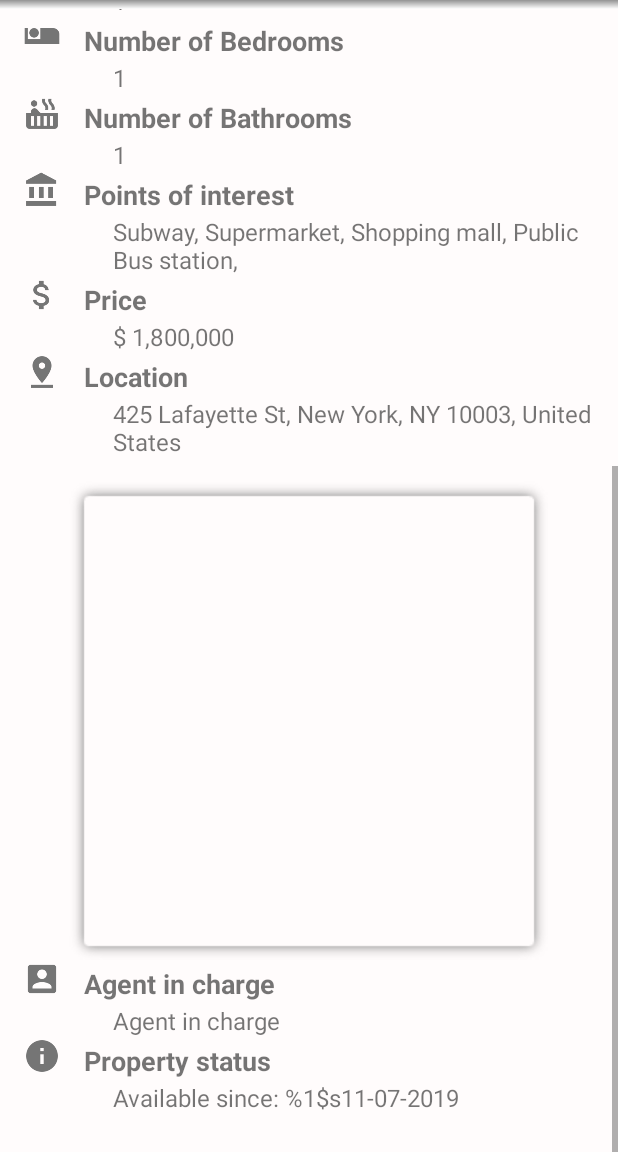
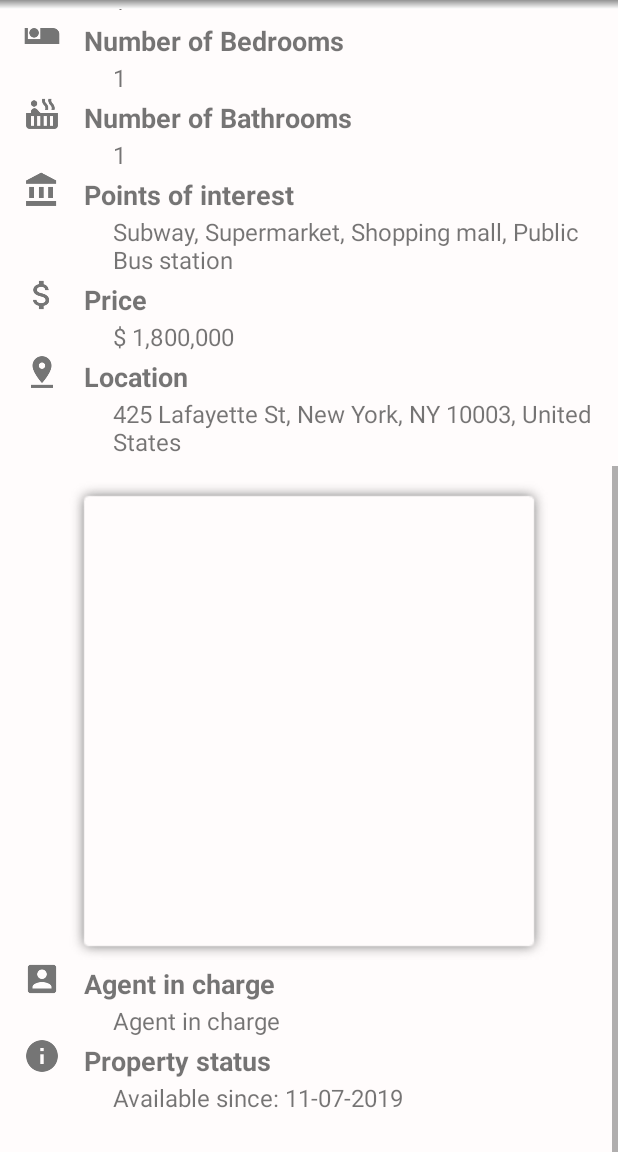
Before and after one commit to devedelie/REM_P8, an Android app: the DetailFragment screen opened directly, with no data from a screen before it, scrolled down 508 dp, on a phone screen of 412 x 824 dp, the part 84-1236 px from its top. Run offline under Robolectric (Android 15) with nearby library versions, the phone set to English and light mode, and no system bars; our stand-ins replace ButterKnife, Room's generated code, Volley; pictures from the network do not load; 1 statement that could not run was skipped.

Commit message:
- Added a condition to show the static-map only when internet is available - fixed the POI string loop, to use StringBuilder and avoid creating multiple objects

```diff
--- a/app/src/main/java/com/openclassrooms/realestatemanager/controllers/fragments/DetailFragment.java
+++ b/app/src/main/java/com/openclassrooms/realestatemanager/controllers/fragments/DetailFragment.java
@@ -143,7 +143,7 @@ public class DetailFragment extends Fragment  {
         // Set images in recyclerView
         mImagesAdapter.setPropertyImagesList(mProperties.get(id).getPhotos(), mProperties.get(id).getPhotosDescription());
         // Set static map
-//        Glide.with(getActivity().getApplicationContext()).load(fabricateURL(id)).into(mImageMap);
+//        if(Utils.isInternetAvailable(getActivity().getApplicationContext())) Glide.with(getActivity().getApplicationContext()).load(fabricateURL(id)).into(mImageMap);
         // Set TextViews
         mLocationText.setText(mProperties.get(id).getLocation());
         mDescription.setText(mProperties.get(id).getPropertyDescription());
@@ -156,15 +156,17 @@ public class DetailFragment extends Fragment  {
         mPropertyAgent.setText(MainFragment.username.get(0));
 
         if(mProperties.get(id).isPropertyStatus()){
-            mPropertyStatus.setText(getString(R.string.detail_sold) + dateConverter(mProperties.get(id).getSellDate()));
+            mPropertyStatus.setText(getString(R.string.detail_sold, dateConverter(mProperties.get(id).getSellDate())));
         }else {
-            mPropertyStatus.setText(getString(R.string.detail_available) + dateConverter(mProperties.get(id).getEntryDate()));
+            mPropertyStatus.setText(getString(R.string.detail_available, dateConverter(mProperties.get(id).getEntryDate())));
         }
         // Set POIs
+        StringBuilder stringBuilder = new StringBuilder();
         for( int i = 0 ; i < mProperties.get(id).getPointOfInterest().size() ; i++ ){
             int poiNum = Integer.parseInt(mProperties.get(id).getPointOfInterest().get(i));
-            finalPoiString +=  mPois.get(poiNum-1).getPoiName() +", ";
+            stringBuilder.append(mPois.get(poiNum-1).getPoiName() +", ");
         }
+        finalPoiString = stringBuilder.deleteCharAt(stringBuilder.length() -2 ).toString();
         mPOI.setText(finalPoiString);
         finalPoiString = ""; //clear
     }
```
